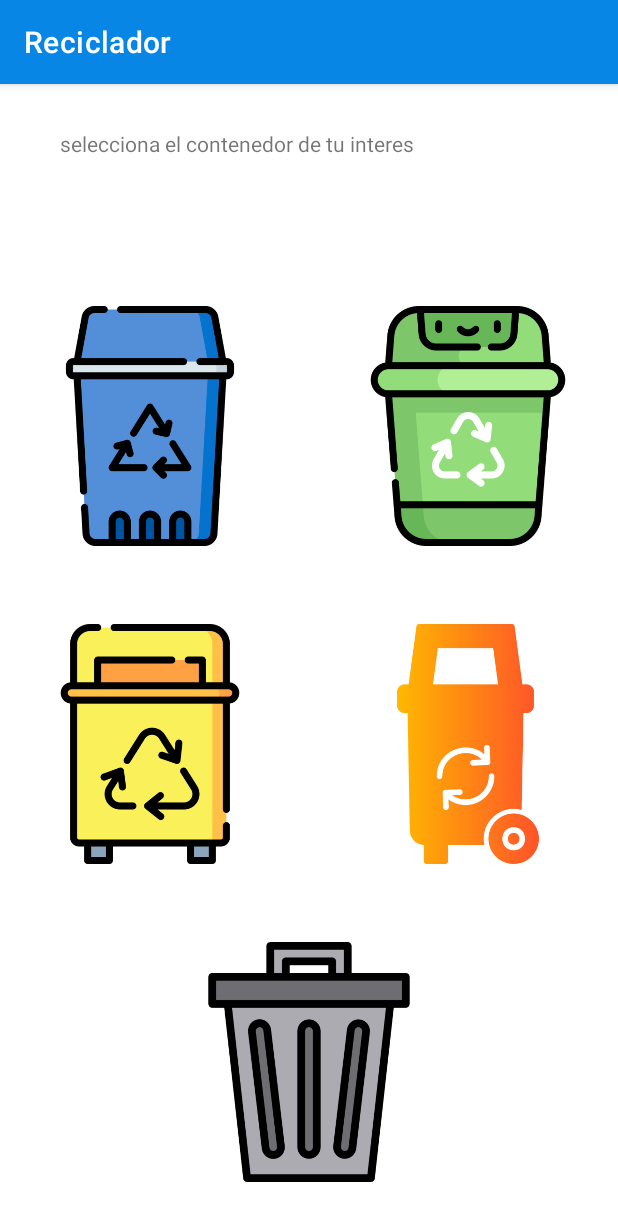
After one commit to AndresMcAs/Reciclador, an Android app: the fragment ResiduosFragment shown on its own in the app's theme, on a phone screen of 412 x 824 dp. The commit adds this screen. Shown: the top 1221 px of the screen. Run offline under Robolectric (Android 15) with nearby library versions, the phone set to English and light mode, and no system bars; 1 statement that could not run was skipped.

Commit message:
Se egrgan contenedores en la clase Contenedor.kt y tipos de residuos ResiduosFragment.kt

```diff
--- /dev/null
+++ b/app/src/main/java/mx/edu/reciclador/ui/residuos/ResiduosFragment.kt
@@ -0,0 +1,121 @@
+package mx.edu.reciclador.ui.residuos
+
+import android.annotation.SuppressLint
+import android.content.Intent
+import android.os.Bundle
+import android.util.Log
+import android.view.LayoutInflater
+import android.view.MotionEvent
+import android.view.View
+import android.view.ViewGroup
+import android.widget.Button
+import android.widget.ImageButton
+import androidx.core.view.MotionEventCompat
+import androidx.fragment.app.Fragment
+import androidx.lifecycle.ViewModelProvider
+import mx.edu.reciclador.R
+
+class ResiduosFragment : Fragment() {
+    private lateinit var btnContenedorAzul : ImageButton;
+    private lateinit var btnContenedorVerde : ImageButton;
+    private lateinit var btnContenedorAmarillo : ImageButton;
+    private lateinit var btnContenedorNaranja : ImageButton;
+    private lateinit var btnContenedorGris : ImageButton;
+
+    companion object {
+        fun newInstance() = ResiduosFragment()
+    }
+
+    private lateinit var viewModel: ResiduosViewModel
+
+    @SuppressLint("LongLogTag")
+    override fun onCreateView(
+        inflater: LayoutInflater, container: ViewGroup?,
+        savedInstanceState: Bundle?
+
+    ): View? {
+
+        val view = inflater.inflate(R.layout.fragment_residuos, container, false)
+
+        btnContenedorAzul = view.findViewById(R.id.imgBtnContenedorAzul)
+        btnContenedorVerde = view.findViewById(R.id.imgBtnContenedorVerde)
+        btnContenedorAmarillo = view.findViewById(R.id.imgBtnContenedorAmarrillo)
+        btnContenedorNaranja = view.findViewById(R.id.imgBtnContenedorNaranja)
+        btnContenedorGris = view.findViewById(R.id.imgBtnContenedorGris)
+
+        var contenedor = ContenedorBasura()
+
+        btnContenedorAzul.setOnClickListener(){
+            var intent = Intent(activity,Contenedor::class.java)
+            intent.putExtra("img", R.drawable.bote_azul)
+            intent.putExtra("cabecera", R.string.contenedor_azul_cabecera)
+            intent.putExtra("titulo", R.string.contenedor_azul_titulo)
+            intent.putExtra("descripcion",R.string.contenedor_azul_descripcion)
+
+            startActivity(intent)
+
+            }
+
+        btnContenedorVerde.setOnClickListener(){
+            var intent = Intent(activity,Contenedor::class.java)
+
+
+            intent.putExtra("img", R.drawable.bote_verde)
+            intent.putExtra("titulo", R.string.contenedor_verde_titulo)
+            intent.putExtra("cabecera", R.string.contenedor_verde_cabecera)
+            intent.putExtra("descripcion",R.string.contenedor_verde_descripcion)
+
+            startActivity(intent)
+
+            }
+
+        btnContenedorAmarillo.setOnClickListener(){
+            var intent = Intent(activity,Contenedor::class.java)
+
+
+            intent.putExtra("img", R.drawable.bote_amarrillo)
+            intent.putExtra("titulo", R.string.contenedor_amarillo_titulo)
+            intent.putExtra("cabecera", R.string.contenedor_amarillo_cabecera)
+            intent.putExtra("descripcion",R.string.contenedor_amarillo_descripcion)
+
+            startActivity(intent)
+
+            }
+
+        btnContenedorNaranja.setOnClickListener(){
+            var intent = Intent(activity,Contenedor::class.java)
+
+
+            intent.putExtra("img", R.drawable.bote_naranja)
+            intent.putExtra("cabecera", R.string.contenedor_naranja_cabecera)
+            intent.putExtra("titulo", R.string.contenedor_naranja_titulo)
+            intent.putExtra("descripcion",R.string.contenedor_naranja_descripcion)
+
+            startActivity(intent)
+
+            }
+
+        btnContenedorGris.setOnClickListener(){
+            var intent = Intent(activity,Contenedor::class.java)
+
+
+            intent.putExtra("img", R.drawable.bote_gris)
+            intent.putExtra("cabecera", R.string.contenedor_gris_cabecera)
+            intent.putExtra("titulo", R.string.contenedor_gris_titulo)
+            intent.putExtra("descripcion",R.string.contenedor_gris_descripcion)
+
+            startActivity(intent)
+
+            }
+
+        return view
+    }
+
+    override fun onActivityCreated(savedInstanceState: Bundle?) {
+        super.onActivityCreated(savedInstanceState)
+
+        viewModel = ViewModelProvider(this).get(ResiduosViewModel::class.java)
+        // TODO: Use the ViewModel
+    }
+
+}
--- /dev/null
+++ b/app/src/main/java/mx/edu/reciclador/ui/residuos/ResiduosViewModel.kt
@@ -0,0 +1,7 @@
+package mx.edu.reciclador.ui.residuos
+
+import androidx.lifecycle.ViewModel
+
+class ResiduosViewModel : ViewModel() {
+    // TODO: Implement the ViewModel
+}
--- /dev/null
+++ b/app/src/main/res/layout/fragment_residuos.xml
@@ -0,0 +1,81 @@
+<?xml version="1.0" encoding="utf-8"?>
+<RelativeLayout xmlns:android="http://schemas.android.com/apk/res/android"
+    xmlns:app="http://schemas.android.com/apk/res-auto"
+    xmlns:tools="http://schemas.android.com/tools"
+        android:layout_width="match_parent"
+        android:layout_height="match_parent"
+        tools:context=".ui.residuos.ResiduosFragment"
+        android:paddingLeft="10dp"
+        android:paddingRight="10dp"
+        android:paddingBottom="10dp">
+
+
+        <TextView
+            android:id="@+id/textTituloResiduos"
+            android:layout_width="match_parent"
+            android:layout_height="50dp"
+            android:layout_alignParentTop="true"
+            android:layout_margin="30dp"
+            android:text="@string/residuos_titulo"
+            android:textSize="14sp" />
+
+        <ImageButton
+            android:id="@+id/imgBtnContenedorAzul"
+            android:layout_width="1in"
+            android:layout_height="1.2in"
+            android:scaleType="centerInside"
+            android:src="@drawable/bote_azul"
+            android:layout_above="@id/imgBtnContenedorNaranja"
+            android:background="@android:color/transparent"
+            android:layout_margin="10dp"
+
+            app:srcCompat="@drawable/bote_azul"
+            app:layout_constraintHeight_percent="0.2"
+            app:layout_constraintWidth_percent="0.2"
+            app:layout_constraintBottom_toBottomOf="parent"
+            app:layout_constraintLeft_toLeftOf="parent"/>
+
+        <ImageButton
+            android:id="@+id/imgBtnContenedorVerde"
+            android:layout_width="1in"
+            android:layout_height="1.2in"
+            android:layout_alignParentRight="true"
+            android:scaleType="centerInside"
+            android:src="@drawable/bote_verde"
+            android:layout_above="@id/imgBtnContenedorNaranja"
+            android:background="@android:color/transparent"
+            android:layout_margin="10dp"/>
+
+        <ImageButton
+            android:id="@+id/imgBtnContenedorAmarrillo"
+            android:layout_width="1in"
+            android:layout_height="1.2in"
+            android:scaleType="centerInside"
+            android:src="@drawable/bote_amarrillo"
+            android:layout_above="@id/imgBtnContenedorGris"
+            android:background="@android:color/transparent"
+            android:layout_margin="10dp"/>
+
+        <ImageButton
+            android:id="@+id/imgBtnContenedorNaranja"
+            android:layout_width="1in"
+            android:layout_height="1.2in"
+            android:scaleType="centerInside"
+            android:layout_alignParentRight="true"
+            android:src="@drawable/bote_naranja"
+            android:background="@android:color/transparent"
+            android:layout_above="@id/imgBtnContenedorGris"
+            android:layout_margin="10dp"/>
+
+        <ImageButton
+            android:id="@+id/imgBtnContenedorGris"
+            android:layout_width="1in"
+            android:layout_height="1.2in"
+            android:scaleType="centerInside"
+            android:src="@drawable/bote_gris"
+            android:layout_alignParentBottom="true"
+            android:layout_centerHorizontal="true"
+            android:background="@android:color/transparent"
+            android:layout_margin="10dp"/>
+
+</RelativeLayout>
--- a/app/src/main/res/menu/activity_main_drawer.xml
+++ b/app/src/main/res/menu/activity_main_drawer.xml
@@ -12,6 +12,10 @@
             android:id="@+id/nav_gallery"
             android:icon="@drawable/ic_menu_gallery"
             android:title="@string/menu_gallery" />
+        <item
+            android:id="@+id/nav_residuos"
+            android:icon="@android:drawable/ic_menu_delete"
+            android:title="@string/menu_Residuos" />
 
         <item
             android:id="@+id/nav_ayuda"
--- a/app/src/main/res/values/strings.xml
+++ b/app/src/main/res/values/strings.xml
@@ -14,7 +14,29 @@
     <string name="menu_contenedores">Contenedores</string>
     <string name="menu_Legal">Legal</string>
     <string name="menu_Ayuda">Ayuda</string>
+    <string name="menu_Residuos">Contenedores</string>
     <!-- TODO: Remove or change this placeholder text -->
     <string name="hello_blank_fragment">Hello blank fragment</string>
 
+    <string name="residuos_titulo">selecciona el contenedor de tu interes</string>
+
+    <string name="contenedor_azul_titulo">residuos de papel</string>
+    <string name="contenedor_verde_titulo">reciduos organicos</string>
+    <string name="contenedor_amarillo_titulo">residuos amarillo</string>
+    <string name="contenedor_naranja_titulo">residuos naranja</string>
+    <string name="contenedor_gris_titulo">residuos no reciclables</string>
+
+    <string name="contenedor_azul_descripcion">En este contendor van los residuos de papel.</string>
+    <string name="contenedor_verde_descripcion">descripcion verde</string>
+    <string name="contenedor_amarillo_descripcion">descripcion amarillo</string>
+    <string name="contenedor_naranja_descripcion">descripcion naranja</string>
+    <string name="contenedor_gris_descripcion">descripcion gris</string>
+
+    <string name="contenedor_azul_cabecera">residuos de papel</string>
+    <string name="contenedor_verde_cabecera">reciduos organicos</string>
+    <string name="contenedor_amarillo_cabecera">residuos amarillo</string>
+    <string name="contenedor_naranja_cabecera">residuos naranja</string>
+    <string name="contenedor_gris_cabecera">residuos no reciclables</string>
+
+
 </resources>
```
Also changed, not shown: app/src/main/AndroidManifest.xml (+7 -0 lines), app/src/main/java/mx/edu/reciclador/ui/residuos/Contenedor.kt (added, +41 -0 lines), app/src/main/res/layout/activity_contenedor.xml (added, +37 -0 lines), app/src/main/res/navigation/mobile_navigation.xml (+8 -0 lines), app/src/main/res/drawable/bote_amarrillo.png (added), app/src/main/res/drawable/bote_azul.png (added), app/src/main/res/drawable/bote_gris.png (added), app/src/main/res/drawable/bote_naranja.png (added), app/src/main/res/drawable/bote_verde.png (added).
